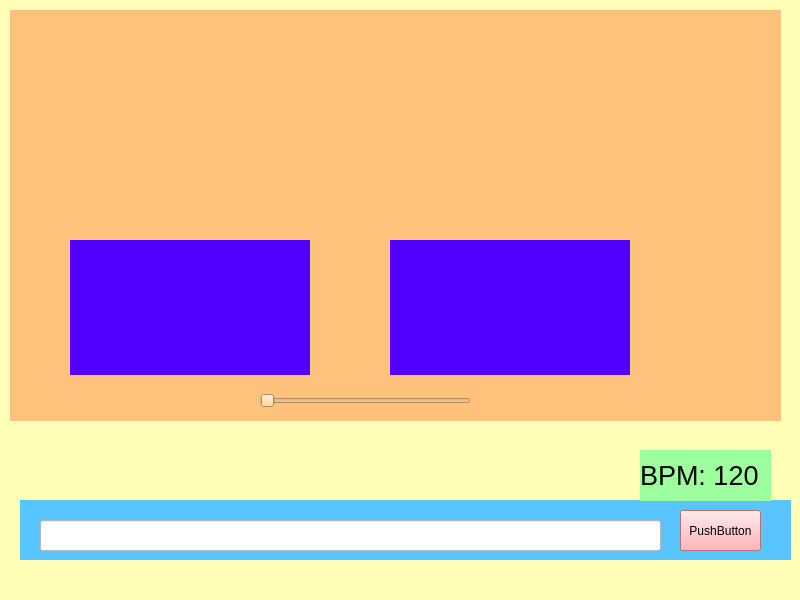
Qt form pttvj/mainwindow.ui (monptt/pttvj) before a commit.
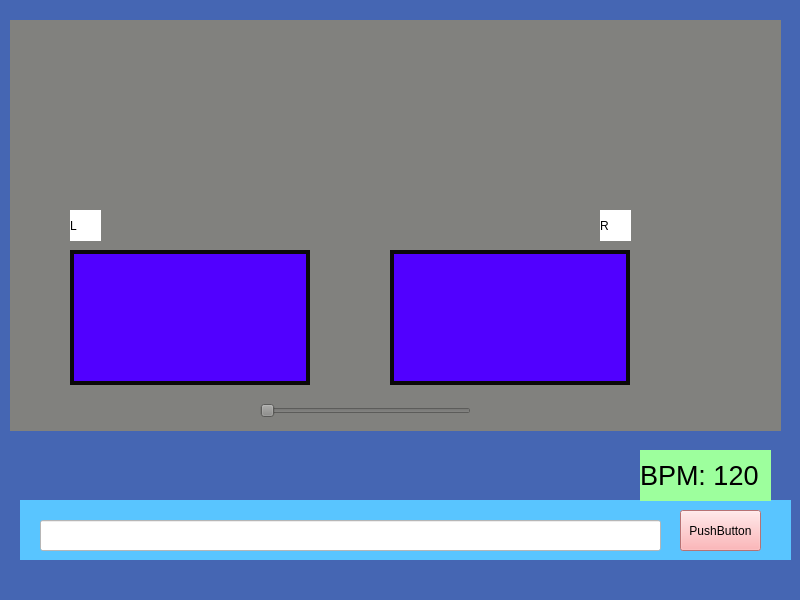
The same form after that commit.

```diff
--- a/pttvj/mainwindow.ui
+++ b/pttvj/mainwindow.ui
@@ -14,7 +14,7 @@
    <string>MainWindow</string>
   </property>
   <property name="styleSheet">
-   <string notr="true">background-color: rgb(255, 255, 183);</string>
+   <string notr="true">background-color: rgb(69, 102, 179);</string>
   </property>
   <widget class="QWidget" name="wrapperWidget">
    <widget class="QWidget" name="cmdWidget" native="true">
@@ -84,13 +84,13 @@
     <property name="geometry">
      <rect>
       <x>10</x>
-      <y>10</y>
+      <y>20</y>
       <width>771</width>
       <height>411</height>
      </rect>
     </property>
     <property name="styleSheet">
-     <string notr="true">background-color: rgb(255, 194, 124);</string>
+     <string notr="true">background-color: rgb(129, 129, 126);</string>
     </property>
     <widget class="QWidget" name="deckLWidget" native="true">
      <property name="geometry">
@@ -102,7 +102,9 @@
       </rect>
      </property>
      <property name="styleSheet">
-      <string notr="true">background-color: rgb(81, 0, 255);</string>
+      <string notr="true">background-color: rgb(81, 0, 255);
+border: 4px solid;
+border-color: rgb(11, 9, 9);</string>
      </property>
     </widget>
     <widget class="QWidget" name="deckRWidget" native="true">
@@ -115,7 +117,9 @@
       </rect>
      </property>
      <property name="styleSheet">
-      <string notr="true">background-color: rgb(81, 0, 255);</string>
+      <string notr="true">background-color: rgb(81, 0, 255);
+border: 4px solid;
+border-color: rgb(11, 9, 9);</string>
      </property>
     </widget>
     <widget class="QSlider" name="LRSlider">
@@ -137,6 +141,38 @@
       <enum>Qt::Horizontal</enum>
      </property>
     </widget>
+    <widget class="QLabel" name="labelL">
+     <property name="geometry">
+      <rect>
+       <x>60</x>
+       <y>190</y>
+       <width>31</width>
+       <height>31</height>
+      </rect>
+     </property>
+     <property name="styleSheet">
+      <string notr="true">background-color: rgb(255, 255, 255);</string>
+     </property>
+     <property name="text">
+      <string>L</string>
+     </property>
+    </widget>
+    <widget class="QLabel" name="labelR">
+     <property name="geometry">
+      <rect>
+       <x>590</x>
+       <y>190</y>
+       <width>31</width>
+       <height>31</height>
+      </rect>
+     </property>
+     <property name="styleSheet">
+      <string notr="true">background-color: rgb(255, 255, 255);</string>
+     </property>
+     <property name="text">
+      <string>R</string>
+     </property>
+    </widget>
    </widget>
   </widget>
   <widget class="QMenuBar" name="menubar">
```
